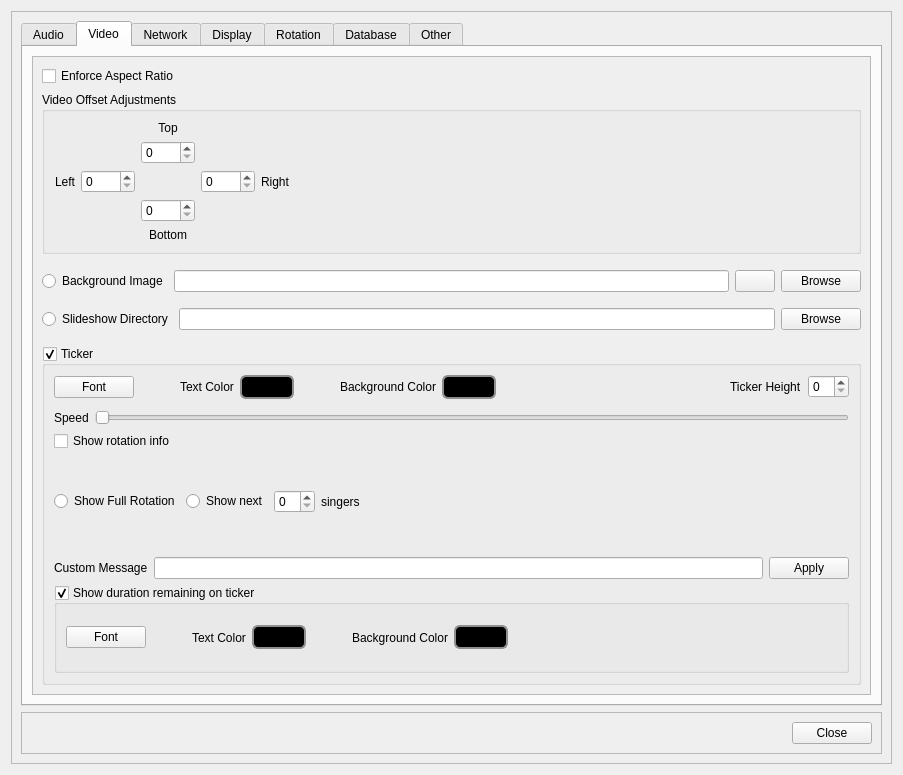
Old version of the form OpenKJ/dlgsettings.ui in the repository OpenKJ/OpenKJ.
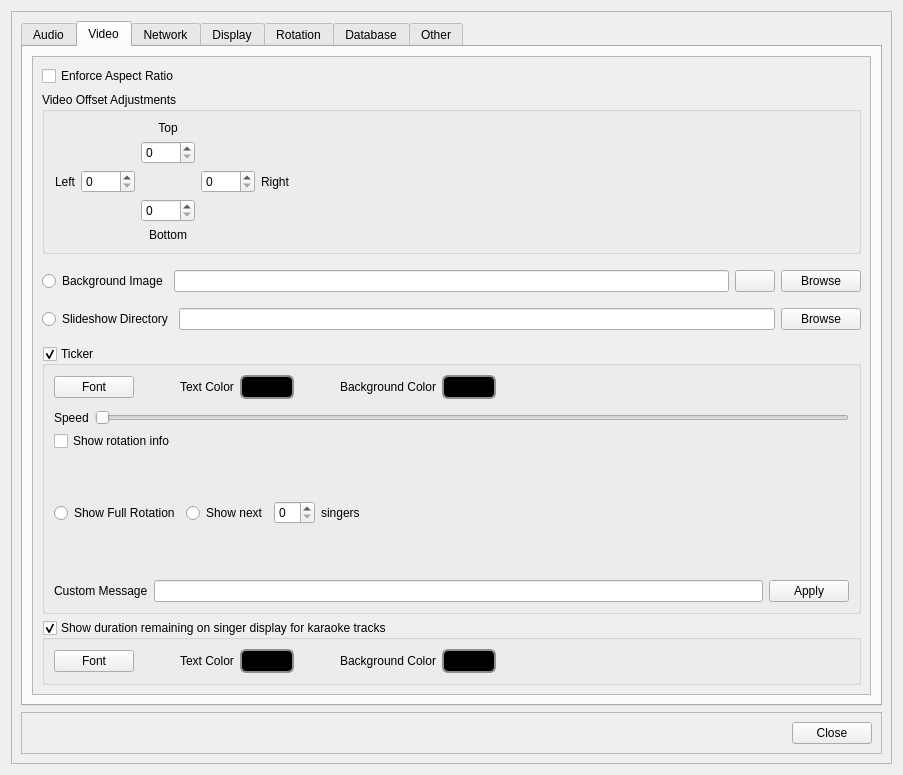
New version of the form. Icons and pictures are not drawn.

Commit message:
Git rid of ticker height adjustment in settings
This was now unneeded duplicated and conflicting functionality with the
video offsets in settings.

What changed in the file:
```diff
--- a/OpenKJ/dlgsettings.ui
+++ b/OpenKJ/dlgsettings.ui
@@ -653,16 +653,6 @@
                        </property>
                       </spacer>
                      </item>
-                     <item>
-                      <widget class="QLabel" name="label">
-                       <property name="text">
-                        <string>Ticker Height</string>
-                       </property>
-                      </widget>
-                     </item>
-                     <item>
-                      <widget class="QSpinBox" name="spinBoxTickerHeight"/>
-                     </item>
                     </layout>
                    </item>
                    <item>
@@ -780,6 +770,9 @@
                      </item>
                     </layout>
                    </item>
+                  </layout>
+                 </widget>
+                </item>
                    <item>
                     <widget class="QGroupBox" name="groupBoxShowDuration">
                      <property name="sizePolicy">
@@ -789,7 +782,7 @@
                       </sizepolicy>
                      </property>
                      <property name="title">
-                      <string>Show duration remaining on ticker</string>
+                   <string>Show duration remaining on singer display for karaoke tracks</string>
                      </property>
                      <property name="checkable">
                       <bool>true</bool>
@@ -922,9 +915,6 @@
                          </size>
                         </property>
                        </spacer>
-                      </item>
-                     </layout>
-                    </widget>
                    </item>
                   </layout>
                  </widget>
```
Lines whose indentation alone changed are shown as unchanged. The commit also changes 10 other files.
